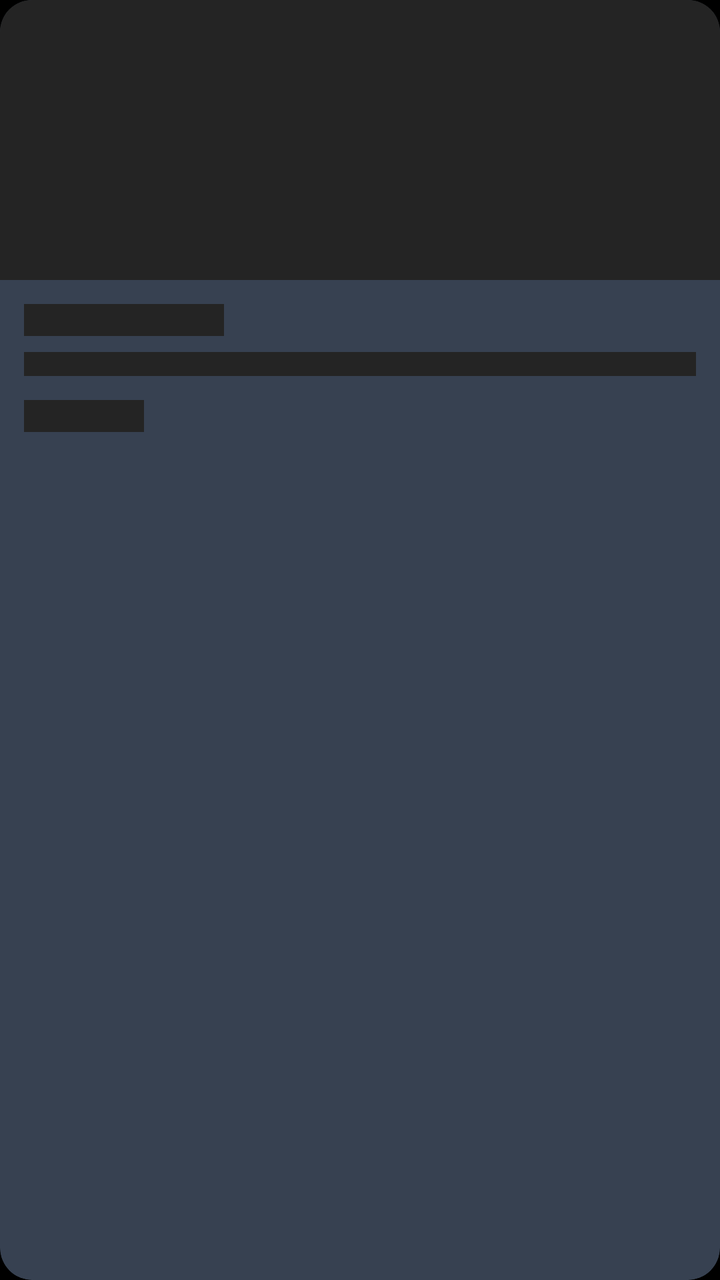
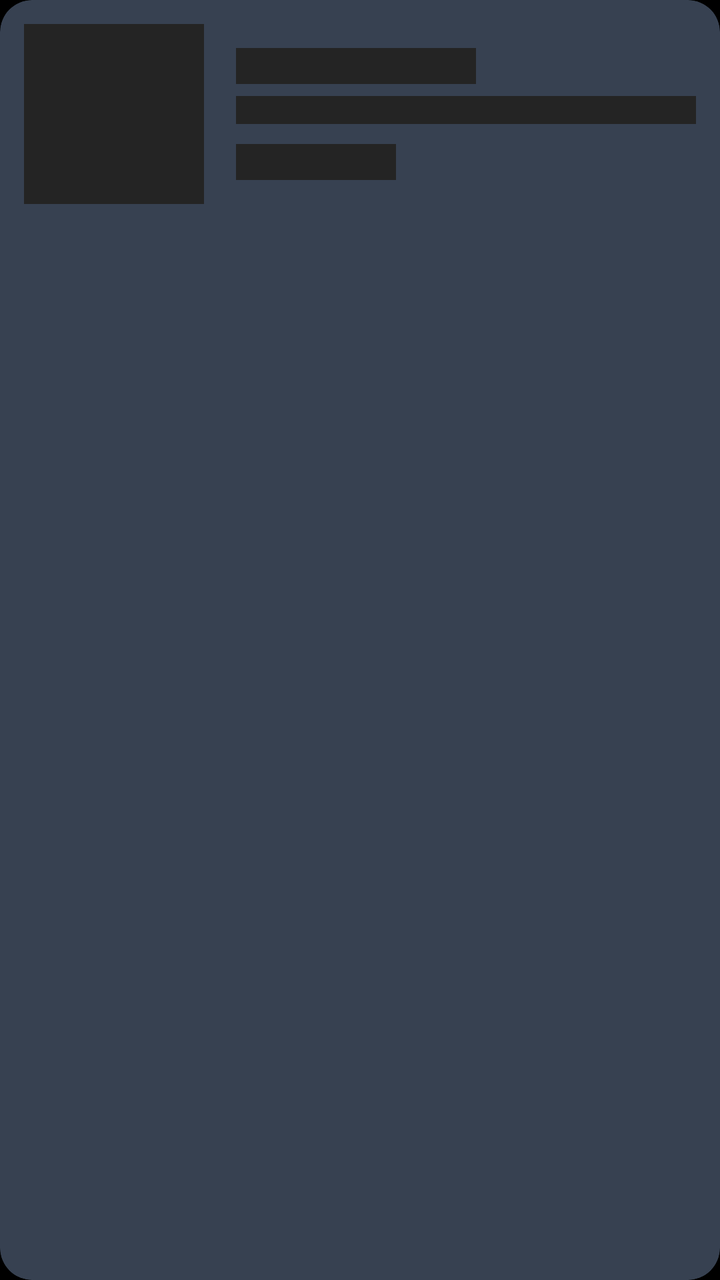

An Android layout rendered at two revisions. The XML below is the earlier revision; the diff shows what the commit changed to produce the second picture.
<!-- AndroidManifest.xml: application theme Theme.Moviebookingapp -->
<!-- res/layout/item_fb_skeleton.xml -->
<?xml version="1.0" encoding="utf-8"?>
<com.google.android.material.card.MaterialCardView xmlns:android="http://schemas.android.com/apk/res/android"
    xmlns:app="http://schemas.android.com/apk/res-auto"
    android:layout_width="match_parent"
    android:layout_height="wrap_content"
    android:layout_margin="8dp"
    app:cardBackgroundColor="@color/skeleton_gray"
    app:cardCornerRadius="16dp"
    app:strokeWidth="0dp">

    <LinearLayout
        android:layout_width="match_parent"
        android:layout_height="wrap_content"
        android:orientation="vertical">

        <View
            android:layout_width="match_parent"
            android:layout_height="140dp"
            android:background="@color/bg_elevated" />

        <LinearLayout
            android:layout_width="match_parent"
            android:layout_height="wrap_content"
            android:orientation="vertical"
            android:padding="12dp">

            <View
                android:layout_width="100dp"
                android:layout_height="16dp"
                android:background="@color/bg_elevated" />

            <View
                android:layout_width="match_parent"
                android:layout_height="12dp"
                android:layout_marginTop="8dp"
                android:background="@color/bg_elevated" />

            <View
                android:layout_width="60dp"
                android:layout_height="16dp"
                android:layout_marginTop="12dp"
                android:background="@color/bg_elevated" />

        </LinearLayout>
    </LinearLayout>
</com.google.android.material.card.MaterialCardView>
<!-- resources referenced by this layout -->
<resources>
  <color name="bg_elevated">#242424</color>
  <color name="skeleton_gray">#374151</color>
  <style name="Theme.Moviebookingapp" parent="Base.Theme.Moviebookingapp" />
  <style name="Base.Theme.Moviebookingapp" parent="Theme.Material3.DayNight.NoActionBar">
          <item name="colorPrimary">@color/yellow</item>
          <item name="android:windowBackground">@color/background_black</item>
          <item name="android:statusBarColor">@color/background_black</item>
      </style>
  <color name="yellow">#FFC107</color>
  <color name="background_black">#FF000000</color>
</resources>

<!-- the commit's change to res/layout/item_fb_skeleton.xml (unified diff, before → after) -->
@@ -3,7 +3,8 @@
     xmlns:app="http://schemas.android.com/apk/res-auto"
     android:layout_width="match_parent"
     android:layout_height="wrap_content"
-    android:layout_margin="8dp"
+    android:layout_marginHorizontal="16dp"
+    android:layout_marginVertical="8dp"
     app:cardBackgroundColor="@color/skeleton_gray"
     app:cardCornerRadius="16dp"
     app:strokeWidth="0dp">
@@ -11,36 +12,38 @@
     <LinearLayout
         android:layout_width="match_parent"
         android:layout_height="wrap_content"
-        android:orientation="vertical">
+        android:gravity="center_vertical"
+        android:orientation="horizontal"
+        android:padding="12dp">
 
         <View
-            android:layout_width="match_parent"
-            android:layout_height="140dp"
+            android:layout_width="90dp"
+            android:layout_height="90dp"
             android:background="@color/bg_elevated" />
 
         <LinearLayout
-            android:layout_width="match_parent"
+            android:layout_width="0dp"
             android:layout_height="wrap_content"
-            android:orientation="vertical"
-            android:padding="12dp">
+            android:layout_weight="1"
+            android:layout_marginStart="16dp"
+            android:orientation="vertical">
 
             <View
-                android:layout_width="100dp"
-                android:layout_height="16dp"
+                android:layout_width="120dp"
+                android:layout_height="18dp"
                 android:background="@color/bg_elevated" />
 
             <View
                 android:layout_width="match_parent"
-                android:layout_height="12dp"
-                android:layout_marginTop="8dp"
+                android:layout_height="14dp"
+                android:layout_marginTop="6dp"
                 android:background="@color/bg_elevated" />
 
             <View
-                android:layout_width="60dp"
-                android:layout_height="16dp"
-                android:layout_marginTop="12dp"
+                android:layout_width="80dp"
+                android:layout_height="18dp"
+                android:layout_marginTop="10dp"
                 android:background="@color/bg_elevated" />
-
         </LinearLayout>
     </LinearLayout>
 </com.google.android.material.card.MaterialCardView>
